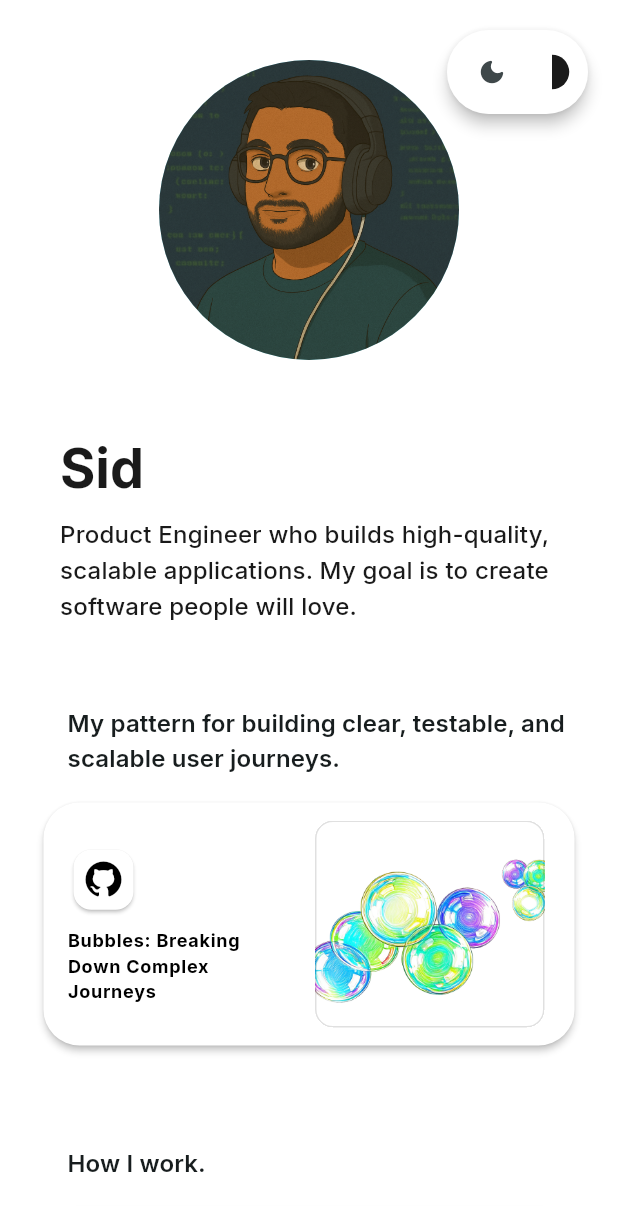
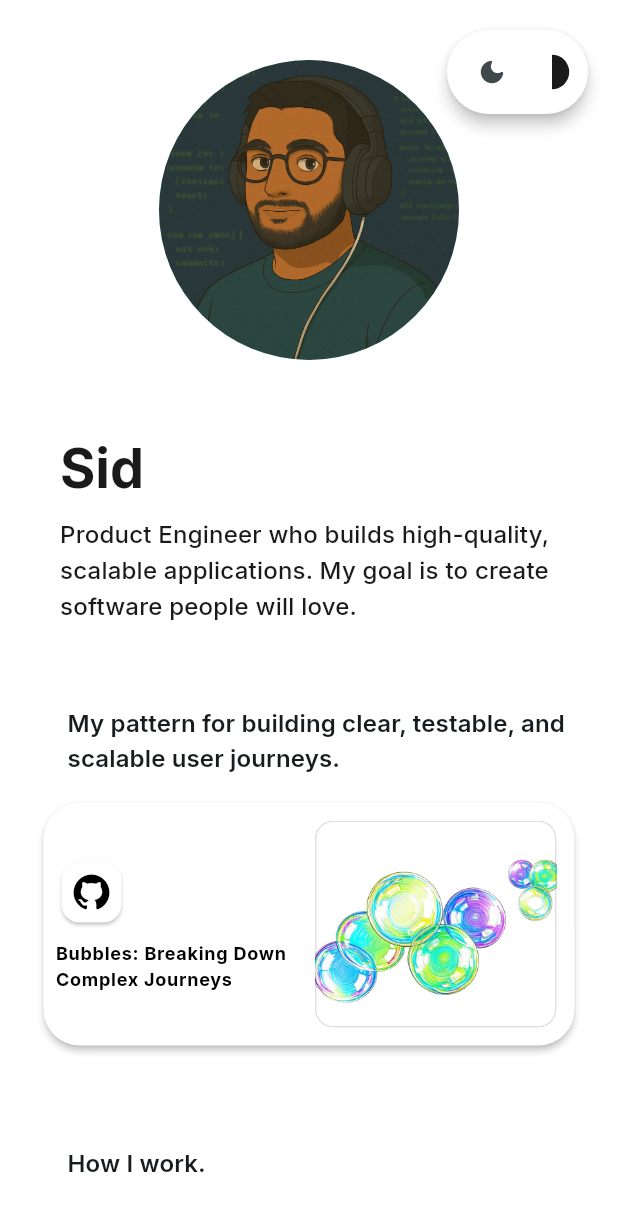
Before and after one commit to SiddharthJoshi1/bento_clone, a Flutter app: the screen it shows after launch, on a phone screen of 412 x 824 dp. Shown: the top 1211 px of the screen. Run offline on Flutter 3.47's test engine with Material 3 defaults, Android fonts, the light colour scheme and no system bars; our stand-ins replace flutter_bloc, font_awesome_flutter, get_it, google_fonts, shared_preferences.

Commit message:
chore: fix link tile padding inconsistency

```diff
--- a/lib/presentation/utils/tile_constants.dart
+++ b/lib/presentation/utils/tile_constants.dart
@@ -12,6 +12,8 @@ class TilePadding {
 
   /// Compact padding for smaller tiles (16px).
   static const EdgeInsets compact = EdgeInsets.all(16.0);
+
+  static const EdgeInsets tiny = EdgeInsets.all(8.0);
 
   /// Horizontal-only padding for thin/bar tiles (24px sides).
   static const EdgeInsets horizontal = EdgeInsets.symmetric(horizontal: 24.0);
--- a/lib/presentation/widgets/bento_grid/tiles/renderers/link_tile_renderer.dart
+++ b/lib/presentation/widgets/bento_grid/tiles/renderers/link_tile_renderer.dart
@@ -31,10 +31,7 @@ class LinkTileRenderer extends StatelessWidget {
         return Column(
           crossAxisAlignment: CrossAxisAlignment.start,
           children: [
-            Padding(
-              padding: TilePadding.standard,
-              child: _buildHeader(context, textColour: textColour),
-            ),
+            _buildHeader(context, textColour: textColour),
             const Spacer(),
             if (config.imagePath != null)
               Expanded(
@@ -42,7 +39,6 @@ class LinkTileRenderer extends StatelessWidget {
                 child: Card(
                   color: backgroundColour,
                   clipBehavior: Clip.hardEdge,
-                  margin: TilePadding.imageCard,
                   elevation: 0,
                   shape: RoundedRectangleBorder(
                     side: const BorderSide(color: Colors.black12),
@@ -68,16 +64,11 @@ class LinkTileRenderer extends StatelessWidget {
           children: [
             Expanded(
               flex: 4,
-              child: Padding(
-                padding: TilePadding.compact,
               child: _buildHeader(context, textColour: textColour),
-              ),
             ),
             if (config.imagePath != null)
               Expanded(
                 flex: 4,
-                child: Padding(
-                  padding: TilePadding.imageCardRow,
                 child: Card(
                   color: backgroundColour,
                   clipBehavior: Clip.hardEdge,
@@ -86,11 +77,11 @@ class LinkTileRenderer extends StatelessWidget {
                     side: const BorderSide(color: Colors.black12),
                     borderRadius: AppRadii.chip,
                   ),
-                    child: AspectRatio(
-                      aspectRatio: TileImageSizing.squareAspectRatio,
-                      child: Image.asset(config.imagePath!, fit: BoxFit.cover),
-                    ),
-                  ),
+                  child:
+                  Image.asset(
+                    config.imagePath!, fit: BoxFit.cover,
+                    height: double.infinity, width: double.infinity,),
+
                 ),
               ),
           ],
@@ -100,9 +91,7 @@ class LinkTileRenderer extends StatelessWidget {
       case TileSize.fullBar:
       case TileSize.halfBar:
       case TileSize.quarterBar:
-        return Padding(
-          padding: TilePadding.horizontalCompact,
-          child: Row(
+        return Row(
           children: [
             _buildHeader(
               context,
@@ -117,7 +106,6 @@ class LinkTileRenderer extends StatelessWidget {
                 color: textColour,
               ),
           ],
-          ),
         );
     }
   }
--- a/lib/presentation/widgets/bento_grid/tiles/smart_bento_tile.dart
+++ b/lib/presentation/widgets/bento_grid/tiles/smart_bento_tile.dart
@@ -5,6 +5,7 @@ import '../../../../core/injector.dart';
 import '../../../../domain/entities/tile_config.dart';
 import '../../../../domain/repos/link_repo.dart';
 import '../../../utils/colour_extension.dart';
+import '../../../utils/tile_constants.dart';
 import 'mouse_hover_effect.dart';
 import 'renderers/image_tile_renderer.dart';
 import 'renderers/link_tile_renderer.dart';
@@ -76,7 +77,12 @@ class SmartBentoTile extends StatelessWidget {
           onTap: config.url != null
               ? () => launchUrl(Uri.parse(config.url!))
               : null,
-          child: child,
+          child: Padding(
+            padding: TileType.link == config.type
+                ? TilePadding.tiny
+                : EdgeInsets.zero,
+            child: child,
+          ),
         ),
       ),
     );
```
Lines whose indentation alone changed are shown as unchanged.
